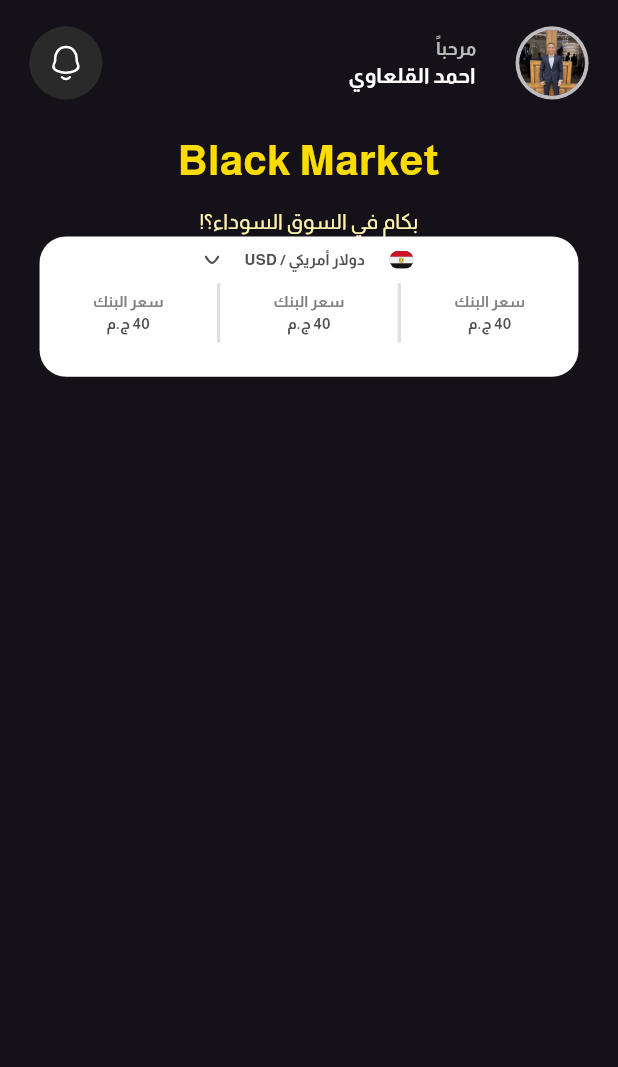
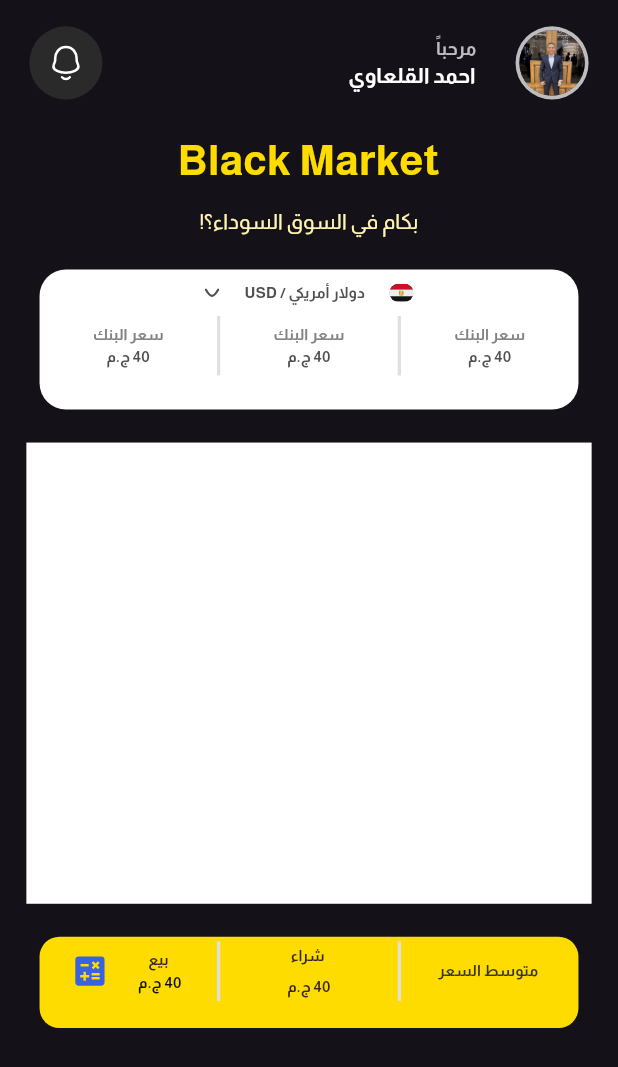
Before and after one commit to a7medAlqal3awyi/black-store-app, a Flutter app: the MainScreen screen opened directly, on a phone screen of 412 x 824 dp. Shown: the top 1067 px of the screen. Run offline on Flutter 3.47's test engine with Material 2 defaults, Android fonts, the phone set to English and light mode, and no system bars; our stand-ins replace flutter_screenutil, flutter_svg.

Commit message:
finish golden container  of  main screen

```diff
--- a/lib/core/utils/app_constants.dart
+++ b/lib/core/utils/app_constants.dart
@@ -24,6 +24,9 @@ class AppConstants {
   static String khamsen = "50 ج.م";
   static String forty = "40 ج.م";
   static String createAnAccount = " إنشاء حساب";
+  static String avgPrice = " متوسط السعر";
+  static String buy = " شراء";
+  static String sell = " بيع";
   static String completeWithGoogle = " اكمل باستخدام جوجل";
   static String emailValidation =" يجب ادخل البريد الالكروني ";
   static String passwordValidation  =" يجب ادخل كلمة المرور ";
--- a/lib/presentation/screens/main_screen.dart
+++ b/lib/presentation/screens/main_screen.dart
@@ -3,6 +3,7 @@ import 'package:flutter_screenutil/flutter_screenutil.dart';
 import 'package:flutter_svg/flutter_svg.dart';
 import 'package:the_black_store/core/styles/app_styles.dart';
 import 'package:the_black_store/core/utils/app_constants.dart';
+import '../widgets/vertical_divider.dart';
 import 'app_bar_of_main_sc.dart';
 
 class MainScreen extends StatelessWidget {
@@ -42,7 +43,7 @@ class MainScreen extends StatelessWidget {
                   color: AppStyles.lighyYellow,
                   fontWeight: FontWeight.w400),
             ),
-
+            SizedBox(height: 20.w),
             Container(
               width: 327.w,
               height: 92.h,
@@ -57,7 +58,9 @@ class MainScreen extends StatelessWidget {
                       mainAxisAlignment: MainAxisAlignment.center,
                       children: [
                         SvgPicture.asset("assets/icons/flag-egypt.svg"),
-                        SizedBox(width: 15.w,),
+                        SizedBox(
+                          width: 15.w,
+                        ),
                         Text(
                           AppConstants.usDollor,
                           style: TextStyle(
@@ -66,7 +69,9 @@ class MainScreen extends StatelessWidget {
                               fontSize: 10.sp,
                               color: const Color(0xFF4F4F4F)),
                         ),
-                        SizedBox(width: 15.w,),
+                        SizedBox(
+                          width: 15.w,
+                        ),
                         SvgPicture.asset("assets/icons/ArrowDown.svg"),
                       ],
                     ),
@@ -76,73 +81,167 @@ class MainScreen extends StatelessWidget {
                       Expanded(
                         child: Column(
                           children: [
-                            Text(AppConstants.bankPrice,
+                            Text(
+                              AppConstants.bankPrice,
                               style: TextStyle(
                                   fontSize: 10.sp,
                                   fontWeight: FontWeight.w700,
                                   fontFamily: fontFamily,
-                              color: const Color(0xFF828282)
-                            ),),
-                            Text(AppConstants.forty,
+                                  color: const Color(0xFF828282)),
+                            ),
+                            Text(
+                              AppConstants.forty,
                               style: TextStyle(
                                   fontSize: 10.sp,
                                   fontWeight: FontWeight.w700,
                                   fontFamily: fontFamily,
-                              color: const Color(0xFF4F4F4F)
-                            ),),
+                                  color: const Color(0xFF4F4F4F)),
+                            ),
                           ],
                         ),
                       ),
-                      Container(
-                        width: 2.w,
-                        height: 39.h,
-                        color: const Color(0xFFE0E0E0),
-                      ),
+                      const MyVerticalDivider(),
                       Expanded(
                         child: Column(
                           children: [
-                            Text(AppConstants.bankPrice,
+                            Text(
+                              AppConstants.bankPrice,
                               style: TextStyle(
                                   fontSize: 10.sp,
                                   fontWeight: FontWeight.w700,
                                   fontFamily: fontFamily,
-                              color: const Color(0xFF828282)
-                            ),),
-                            Text(AppConstants.forty,
+                                  color: const Color(0xFF828282)),
+                            ),
+                            Text(
+                              AppConstants.forty,
                               style: TextStyle(
                                   fontSize: 10.sp,
                                   fontWeight: FontWeight.w700,
                                   fontFamily: fontFamily,
-                              color: const Color(0xFF4F4F4F)
-                            ),),
+                                  color: const Color(0xFF4F4F4F)),
+                            ),
                           ],
                         ),
                       ),
-                      Container(
-                        width: 2.w,
-                        height: 39.h,
-                        color: const Color(0xFFE0E0E0),
-                      ),
+                      const MyVerticalDivider(),
                       Expanded(
                         child: Column(
                           children: [
-                            Text(AppConstants.bankPrice,
+                            Text(
+                              AppConstants.bankPrice,
                               style: TextStyle(
                                   fontSize: 10.sp,
                                   fontWeight: FontWeight.w700,
                                   fontFamily: fontFamily,
-                              color: const Color(0xFF828282)
-                            ),),
-                            Text(AppConstants.forty,
+                                  color: const Color(0xFF828282)),
+                            ),
+                            Text(
+                              AppConstants.forty,
                               style: TextStyle(
                                   fontSize: 10.sp,
                                   fontWeight: FontWeight.w700,
                                   fontFamily: fontFamily,
-                              color: const Color(0xFF4F4F4F)
-                            ),),
+                                  color: const Color(0xFF4F4F4F)),
+                            ),
                           ],
                         ),
                       ),
+                    ],
+                  )
+                ],
+              ),
+            ),
+            SizedBox(height: 20.w),
+            // ToDo Will add todo
+            Container(
+              height: 303.h,
+              width: 375.w,
+              color: Colors.white,
+            ),
+            SizedBox(height: 20.w),
+
+            Container(
+              width: 327.w,
+              height: 60.h,
+              decoration: BoxDecoration(
+                  color: primary,
+                  borderRadius: BorderRadius.circular(12.w)),
+              child: Column(
+                children: [
+                  Row(
+                    children: [
+                      Expanded(
+                        child: Text(
+
+                          AppConstants.avgPrice,
+                          textAlign: TextAlign.center,
+                          style: TextStyle(
+                              fontSize: 10.sp,
+                              fontWeight: FontWeight.w800,
+                              fontFamily: fontFamily,
+                              color: const Color(0xFF333333)),
+                        ),
+                      ),
+                      const MyVerticalDivider(),
+                      Expanded(
+                        child: Column(
+                          children: [
+                            Text(
+                              AppConstants.buy,
+                              style: TextStyle(
+                                  fontSize: 10.sp,
+                                  fontWeight: FontWeight.w700,
+                                  fontFamily: fontFamily,
+                                  color: const Color(0xFF362727)),
+                            ),
+                            SizedBox(height: 5.h,),
+                            Text(
+                              AppConstants.forty,
+                              style: TextStyle(
+                                  fontSize: 10.sp,
+                                  fontWeight: FontWeight.w700,
+                                  fontFamily: fontFamily,
+                                  color: const Color(0xFF362727)),
+                            ),
+                          ],
+                        ),
+                      ),
+                      const MyVerticalDivider(),
+                      Expanded(
+                        child: Padding(
+                          padding: const EdgeInsets.all(8.0),
+                          child: Row(
+                            mainAxisAlignment: MainAxisAlignment.center,
+                            children: [
+                              Column(
+                                children: [
+                                  Text(
+                                    AppConstants.sell,
+                                    style: TextStyle(
+                                        fontSize: 10.sp,
+                                        fontWeight: FontWeight.w700,
+                                        fontFamily: fontFamily,
+                                        color: const Color(0xFF362727)),
+                                  ),
+                                  Text(
+                                    AppConstants.forty,
+                                    style: TextStyle(
+                                        fontSize: 10.sp,
+                                        fontWeight: FontWeight.w700,
+                                        fontFamily: fontFamily,
+                                        color: const Color(0xFF0E0E0E)),
+                                  ),
+                                ],
+                              ),
+                              SizedBox(width: 20.w,),
+                              SvgPicture.asset("assets/icons/machine.svg")
+
+
+                            ],
+                          ),
+                        ),
+                      ),
+
                     ],
                   )
                 ],
--- /dev/null
+++ b/lib/presentation/widgets/vertical_divider.dart
@@ -0,0 +1,15 @@
+import 'package:flutter/cupertino.dart';
+import 'package:flutter_screenutil/flutter_screenutil.dart';
+
+class MyVerticalDivider extends StatelessWidget {
+  const MyVerticalDivider({super.key});
+
+  @override
+  Widget build(BuildContext context) {
+    return Container(
+      width: 2.w,
+      height: 39.h,
+      color: const Color(0xFFE0E0E0),
+    );
+  }
+}
```
Also changed, not shown: assets/icons/machine.svg (added). Lines whose indentation alone changed are shown as unchanged.
